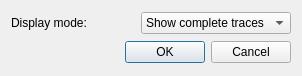
Above: Software/PC_Application/Traces/smithchartdialog.ui from jankae/LibreVNA before the change. Below: the same form after it.
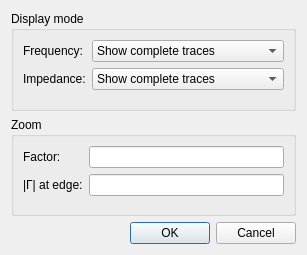
That is the form after the change. Custom widgets are drawn as their Qt base class.

Commit message: zoomable smith chart

Diff of the .ui file:
```diff
--- a/Software/PC_Application/Traces/smithchartdialog.ui
+++ b/Software/PC_Application/Traces/smithchartdialog.ui
@@ -6,8 +6,8 @@
    <rect>
     <x>0</x>
     <y>0</y>
-    <width>302</width>
-    <height>76</height>
+    <width>307</width>
+    <height>255</height>
    </rect>
   </property>
   <property name="windowTitle">
@@ -18,16 +18,20 @@
   </property>
   <layout class="QVBoxLayout" name="verticalLayout">
    <item>
-    <layout class="QHBoxLayout" name="horizontalLayout">
-     <item>
-      <widget class="QLabel" name="label">
+    <widget class="QGroupBox" name="groupBox_2">
+     <property name="title">
+      <string>Display mode</string>
+     </property>
+     <layout class="QFormLayout" name="formLayout_2">
+      <item row="0" column="0">
+       <widget class="QLabel" name="label_4">
        <property name="text">
-        <string>Display mode:</string>
+         <string>Frequency:</string>
        </property>
       </widget>
      </item>
-     <item>
-      <widget class="QComboBox" name="displayMode">
+      <item row="0" column="1">
+       <widget class="QComboBox" name="displayModeFreq">
        <item>
         <property name="text">
          <string>Show complete traces</string>
@@ -40,7 +44,58 @@
        </item>
       </widget>
      </item>
-    </layout>
+      <item row="1" column="0">
+       <widget class="QLabel" name="label_5">
+        <property name="text">
+         <string>Impedance:</string>
+        </property>
+       </widget>
+      </item>
+      <item row="1" column="1">
+       <widget class="QComboBox" name="displayModeImp">
+        <item>
+         <property name="text">
+          <string>Show complete traces</string>
+         </property>
+        </item>
+        <item>
+         <property name="text">
+          <string>Limit to visible area</string>
+         </property>
+        </item>
+       </widget>
+      </item>
+     </layout>
+    </widget>
+   </item>
+   <item>
+    <widget class="QGroupBox" name="groupBox">
+     <property name="title">
+      <string>Zoom</string>
+     </property>
+     <layout class="QFormLayout" name="formLayout">
+      <item row="0" column="0">
+       <widget class="QLabel" name="label_2">
+        <property name="text">
+         <string>Factor:</string>
+        </property>
+       </widget>
+      </item>
+      <item row="0" column="1">
+       <widget class="SIUnitEdit" name="zoomFactor"/>
+      </item>
+      <item row="1" column="0">
+       <widget class="QLabel" name="label_3">
+        <property name="text">
+         <string>&lt;html&gt;&lt;head/&gt;&lt;body&gt;&lt;p&gt;|Γ| at edge:&lt;/p&gt;&lt;/body&gt;&lt;/html&gt;</string>
+        </property>
+       </widget>
+      </item>
+      <item row="1" column="1">
+       <widget class="SIUnitEdit" name="zoomReflection"/>
+      </item>
+     </layout>
+    </widget>
    </item>
    <item>
     <widget class="QDialogButtonBox" name="buttonBox">
@@ -54,6 +109,13 @@
    </item>
   </layout>
  </widget>
+ <customwidgets>
+  <customwidget>
+   <class>SIUnitEdit</class>
+   <extends>QLineEdit</extends>
+   <header>CustomWidgets/siunitedit.h</header>
+  </customwidget>
+ </customwidgets>
  <resources/>
  <connections>
   <connection>
```
Lines whose indentation alone changed are shown as unchanged. The commit also changes 2 other files.
